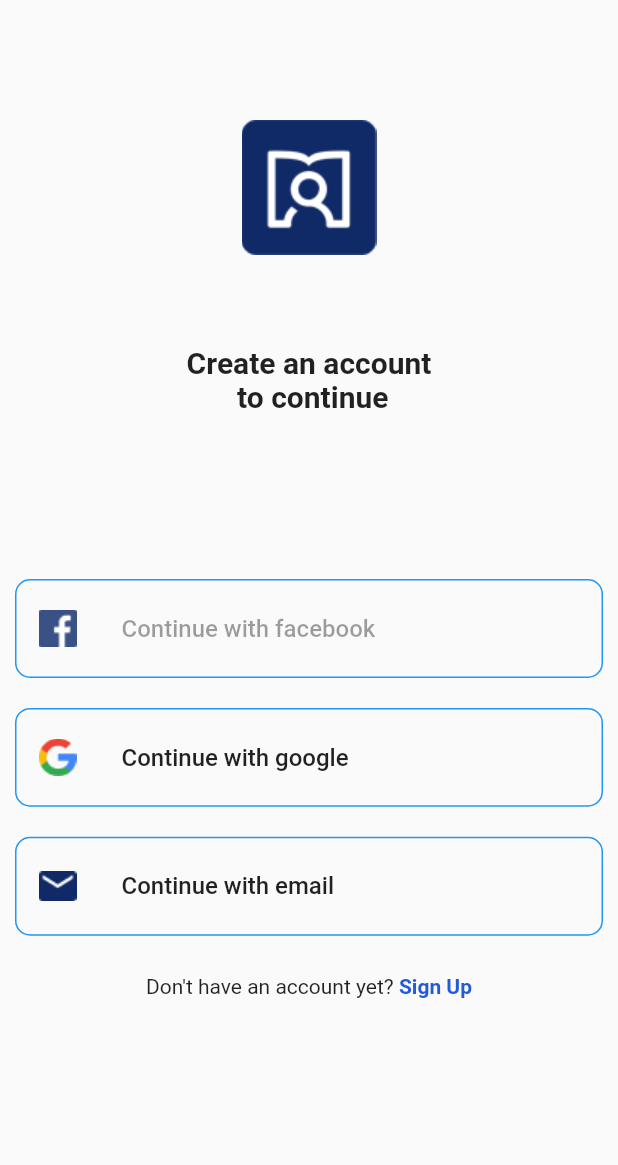
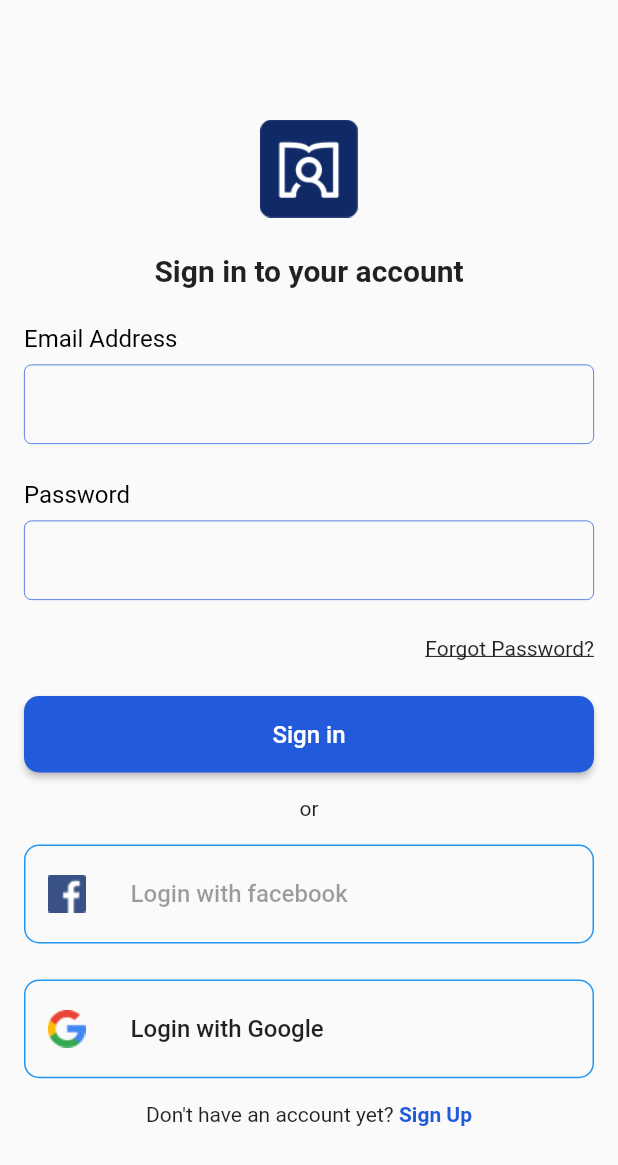
Before and after one commit to toyyibat1/My-StudyPal, a Flutter app: the SigninScreen screen opened directly, on a phone screen of 412 x 824 dp. Shown: the top 1165 px of the screen. Run offline on Flutter 3.47's test engine with Material 2 defaults, Android fonts, the phone set to English and light mode, and no system bars; our stand-ins replace firebase_core, flutter_spinkit, flutter_svg, google_fonts; accounts and stored records are empty.

Commit message:
adjust signin page

```diff
--- a/lib/src/views/screens/signin_screen.dart
+++ b/lib/src/views/screens/signin_screen.dart
@@ -5,6 +5,8 @@ import 'package:flutter/material.dart';
 import 'package:my_study_pal/src/core/constants.dart';
 import 'package:my_study_pal/src/core/images.dart';
 import 'package:my_study_pal/src/views/screens/signup_screen.dart';
+import 'package:my_study_pal/src/views/widgets/app_button.dart';
+import 'package:my_study_pal/src/views/widgets/app_textfield.dart';
 
 class SigninScreen extends StatefulWidget {
   @override
@@ -15,29 +17,72 @@ class _SigninScreenState extends State<SigninScreen> {
   @override
   Widget build(BuildContext context) {
     return Scaffold(
-        body: SingleChildScrollView(
+      body: Padding(
+        padding: const EdgeInsets.symmetric(horizontal:16.0),
+        child: SingleChildScrollView(
         child: Column(
           children: [
             Container(
               margin: const EdgeInsets.only(top: 80),
-            child: Center(child: Image.asset(logo2)),
+              child: Center(child: Image.asset(logo2,
+              width: 65.0,)),
             ),
-          SizedBox(height: 60),
-          Text("Create an account\n to continue",
+            kMediumVerticalSpacing,
+            Text("Sign in to your account",
                 textAlign: TextAlign.center, style: kHeadingTextStyle),
-          SizedBox(height: 100),
+            kMediumVerticalSpacing,
+            AppTextField(
+              keyboardType: TextInputType.emailAddress,
+              textInputAction: TextInputAction.next,
+              text: 'Email Address',
+              validator: validateEmail,
+            ),
+            kMediumVerticalSpacing,
+            AppTextField(
+              keyboardType: TextInputType.text,
+              textInputAction: TextInputAction.done,
+              text: 'Password',
+              obscureText: true,
+              validator: validatePassword,
+            ),
+            kMediumVerticalSpacing,
+            Row(
+              children: [
+                Expanded(
+                                  child: Text('Forgot Password?',
+                    textAlign: TextAlign.right,
+                   style: TextStyle(
+                    decoration: TextDecoration.underline
+                  ),),
+                ),
+              ],
+            ),
+            kMediumVerticalSpacing,
+             Row(
+                children: [
+                  Expanded(
+                    child: AppButton(
+                      label: 'Sign in',
+                      color: kPrimaryColor,
+                      textColor: Colors.white,
+                      onPressed: () {
+
+                      },
+                    ),
+                  ),
+                ],
+              ),
+              kSmallVerticalSpacing,
+              Text('or'),
+              kSmallVerticalSpacing,
             AppFlatButton(
               image: facebook,
-            text: 'Continue with facebook',
+              text: 'Login with facebook',
             ),
+            kMediumVerticalSpacing,
             AppFlatButton(
               image: google,
-            text: 'Continue with google',
-            onPressed: () {},
-          ),
-          AppFlatButton(
-            image: email,
-            text: 'Continue with email',
+              text: 'Login with Google',
               onPressed: () {},
             ),
             kSmallVerticalSpacing,
@@ -59,7 +104,9 @@ class _SigninScreenState extends State<SigninScreen> {
                 ],
               ),
             ),
+            kMediumVerticalSpacing
           ],
+        ),
     ),
       ));
   }
@@ -81,7 +128,6 @@ class AppFlatButton extends StatelessWidget {
   Widget build(BuildContext context) {
     return Container(
       height: MediaQuery.of(context).size.height * 0.08,
-      margin: EdgeInsets.all(10),
       child: FlatButton(
         onPressed: onPressed,
         shape: RoundedRectangleBorder(
```
Lines whose indentation alone changed are shown as unchanged.
